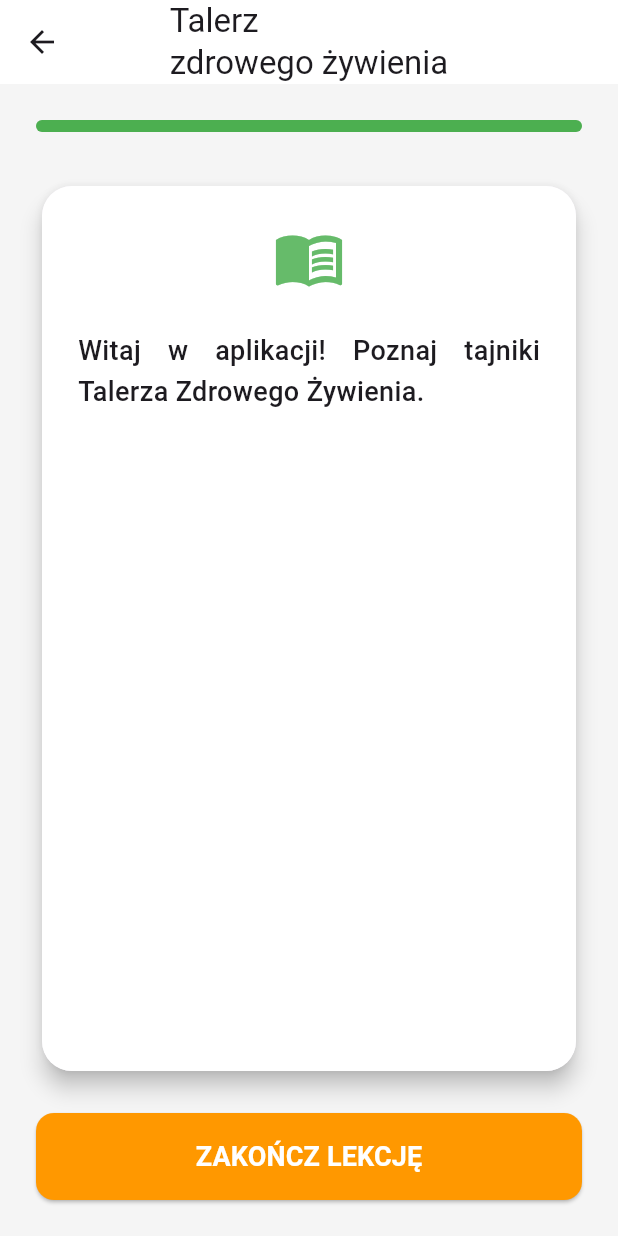
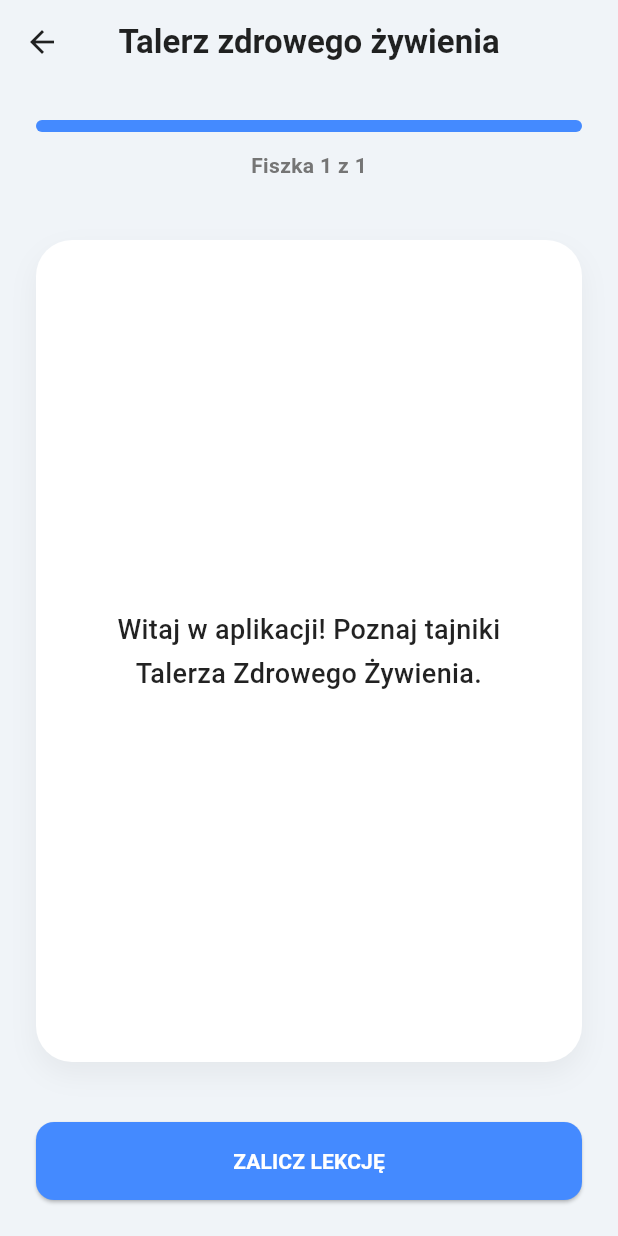
Before and after one commit to nico130kk/Zdrowe-granie, a Flutter app: the screen it shows after launch, after a tap on an icon or button, on a phone screen of 412 x 824 dp. Run offline on Flutter 3.47's test engine with Material 3 defaults, Android fonts, the phone set to English and light mode, and no system bars; our stand-ins replace firebase_core, shared_preferences; accounts and stored records are empty.

Commit message:
fix logic behind non flashcards lessons

```diff
--- a/lib/screens/flashcard_lesson_screen.dart
+++ b/lib/screens/flashcard_lesson_screen.dart
@@ -1,3 +1,6 @@
+/// Screen responsible for displaying lesson content via flashcards or text summaries.
+/// Safely handles empty or missing flashcard arrays from JSON to prevent infinite loading.
+
 import 'package:flutter/material.dart';
 import 'package:provider/provider.dart';
 import '../models/lesson_data.dart';
@@ -14,126 +17,147 @@ class FlashcardLessonScreen extends StatefulWidget {
 
 class _FlashcardLessonScreenState extends State<FlashcardLessonScreen> {
   int _currentIndex = 0;
-  List<String> _slides = [];
-
-  @override
-  void initState() {
-    super.initState();
-    // Pobieramy teksty z JSONa po ID lekcji podczas inicjalizacji ekranu
-    WidgetsBinding.instance.addPostFrameCallback((_) {
-      final content = context.read<UserProvider>().lessonContents[widget.lesson.id];
-      if (content != null && content['flashcards'] != null) {
-        setState(() {
-          _slides = List<String>.from(content['flashcards']);
-        });
-      }
-    });
-  }
-
-  void _nextSlide() {
-    if (_currentIndex < _slides.length - 1) {
-      setState(() {
-        _currentIndex++;
-      });
-    } else {
-      // Skoro z JSONa usunięto quiz, to od razu kończymy lekcję
-      _completeLesson();
-    }
-  }
-
-  void _completeLesson() {
-    context.read<UserProvider>().completeLesson(widget.lesson.id);
-
-    showDialog(
-      context: context,
-      barrierDismissible: false,
-      builder: (_) => AlertDialog(
-        title: const Text("Gratulacje! 🎉"),
-        content: const Text("Lekcja ukończona! Odblokowano nowe wyzwania na Twojej ścieżce."),
-        actions: [
-          ElevatedButton(
-            style: ElevatedButton.styleFrom(backgroundColor: Colors.green, foregroundColor: Colors.white),
-            onPressed: () {
-              Navigator.pop(context); // Zamknij dialog
-              Navigator.pop(context); // Wróc na mapę
-            },
-            child: const Text("Zakończ"),
-          )
-        ],
-      ),
-    );
-  }
 
   @override
   Widget build(BuildContext context) {
-    if (_slides.isEmpty) {
-      return const Scaffold(body: Center(child: CircularProgressIndicator(color: Colors.green)));
-    }
+    final userProvider = context.watch<UserProvider>();
+    final lessonContent = userProvider.lessonContents[widget.lesson.id];
 
-    final isLastSlide = _currentIndex == _slides.length - 1;
+    final List<dynamic> flashcards = lessonContent?['flashcards'] ?? [];
 
     return Scaffold(
-      backgroundColor: Colors.grey[100],
+      backgroundColor: const Color(0xFFF0F4F8),
       appBar: AppBar(
-        title: Text(widget.lesson.title),
+        title: Text(widget.lesson.title.replaceAll('\n', ' '), style: const TextStyle(fontWeight: FontWeight.bold, color: Colors.black87)),
         centerTitle: true,
-        backgroundColor: Colors.white,
+        backgroundColor: Colors.transparent,
         elevation: 0,
+        leading: IconButton(
+          icon: const Icon(Icons.arrow_back, color: Colors.black87),
+          onPressed: () => Navigator.pop(context),
         ),
-      body: SafeArea(
+      ),
+      body: flashcards.isEmpty
+          ? Center(
               child: Padding(
-          padding: const EdgeInsets.all(24.0),
+                padding: const EdgeInsets.all(24),
                 child: Column(
-            crossAxisAlignment: CrossAxisAlignment.stretch,
+                  mainAxisAlignment: MainAxisAlignment.center,
+                  children: [
+                    Icon(Icons.assignment_turned_in, size: 80, color: Colors.blueAccent.withValues(alpha: 0.8)),
+                    const SizedBox(height: 24),
+                    Text(
+                      "Odblokowano etap:\n${widget.lesson.title}",
+                      textAlign: TextAlign.center,
+                      style: const TextStyle(fontSize: 22, fontWeight: FontWeight.bold, color: Colors.black87),
+                    ),
+                    const SizedBox(height: 12),
+                    Text(
+                      "Ten węzeł otwiera dostęp do kolejnych szczegółowych lekcji w tej gałęzi.",
+                      textAlign: TextAlign.center,
+                      style: TextStyle(fontSize: 14, color: Colors.grey[600], height: 1.4),
+                    ),
+                    const SizedBox(height: 40),
+                    SizedBox(
+                      width: double.infinity,
+                      child: ElevatedButton(
+                        onPressed: () async {
+                          await userProvider.completeLesson(widget.lesson.id);
+                          if (context.mounted) Navigator.pop(context);
+                        },
+                        style: ElevatedButton.styleFrom(
+                          backgroundColor: Colors.blueAccent,
+                          foregroundColor: Colors.white,
+                          padding: const EdgeInsets.symmetric(vertical: 16),
+                          shape: RoundedRectangleBorder(borderRadius: BorderRadius.circular(12)),
+                        ),
+                        child: const Text("ZALICZ ETAP", style: TextStyle(fontSize: 16, fontWeight: FontWeight.bold)),
+                      ),
+                    ),
+                  ],
+                ),
+              ),
+            )
+          : Padding(
+              padding: const EdgeInsets.all(24),
+              child: Column(
                 children: [
                   LinearProgressIndicator(
-                value: (_currentIndex + 1) / _slides.length,
-                backgroundColor: Colors.grey[300],
-                color: Colors.green,
+                    value: (_currentIndex + 1) / flashcards.length,
+                    backgroundColor: Colors.grey[200],
+                    color: Colors.blueAccent,
                     minHeight: 8,
                     borderRadius: BorderRadius.circular(4),
                   ),
-              const SizedBox(height: 32),
+                  const SizedBox(height: 12),
+                  Text(
+                    "Fiszka ${_currentIndex + 1} z ${flashcards.length}",
+                    style: TextStyle(color: Colors.grey[600], fontWeight: FontWeight.w600),
+                  ),
+                  const SizedBox(height: 40),
                   Expanded(
-                child: Card(
-                  elevation: 6,
-                  shape: RoundedRectangleBorder(borderRadius: BorderRadius.circular(20)),
                     child: Container(
-                    padding: const EdgeInsets.all(24),
-                    decoration: BoxDecoration(color: Colors.white, borderRadius: BorderRadius.circular(20)),
+                      width: double.infinity,
+                      padding: const EdgeInsets.all(32),
+                      decoration: BoxDecoration(
+                        color: Colors.white,
+                        borderRadius: BorderRadius.circular(24),
+                        boxShadow: [
+                          BoxShadow(color: Colors.black.withValues(alpha: 0.05), blurRadius: 15, offset: const Offset(0, 8)),
+                        ],
+                      ),
+                      child: Center(
                         child: SingleChildScrollView(
-                      child: Column(
-                        mainAxisAlignment: MainAxisAlignment.center,
-                        children: [
-                          Icon(Icons.menu_book, size: 48, color: Colors.green[400]),
-                          const SizedBox(height: 24),
-                          Text(
-                            _slides[_currentIndex],
-                            textAlign: TextAlign.justify,
-                            style: const TextStyle(fontSize: 18, height: 1.5, fontWeight: FontWeight.w500),
-                          ),
-                        ],
+                          child: Text(
+                            flashcards[_currentIndex].toString(),
+                            textAlign: TextAlign.center,
+                            style: const TextStyle(fontSize: 18, height: 1.6, color: Colors.black87, fontWeight: FontWeight.w500),
                           ),
                         ),
                       ),
                     ),
                   ),
-              const SizedBox(height: 24),
-              ElevatedButton(
+                  const SizedBox(height: 40),
+                  Row(
+                    children: [
+                      if (_currentIndex > 0)
+                        Expanded(
+                          child: OutlinedButton(
+                            onPressed: () => setState(() => _currentIndex--),
+                            style: OutlinedButton.styleFrom(
+                              side: const BorderSide(color: Colors.blueAccent, width: 2),
+                              padding: const EdgeInsets.symmetric(vertical: 16),
+                              shape: RoundedRectangleBorder(borderRadius: BorderRadius.circular(12)),
+                            ),
+                            child: const Text("POPRZEDNIA", style: TextStyle(color: Colors.blueAccent, fontWeight: FontWeight.bold)),
+                          ),
+                        ),
+                      if (_currentIndex > 0) const SizedBox(width: 16),
+                      Expanded(
+                        child: ElevatedButton(
+                          onPressed: () async {
+                            if (_currentIndex < flashcards.length - 1) {
+                              setState(() => _currentIndex++);
+                            } else {
+                              await userProvider.completeLesson(widget.lesson.id);
+                              if (context.mounted) Navigator.pop(context);
+                            }
+                          },
                           style: ElevatedButton.styleFrom(
-                  backgroundColor: isLastSlide ? Colors.orange : Colors.green,
+                            backgroundColor: Colors.blueAccent,
                             foregroundColor: Colors.white,
                             padding: const EdgeInsets.symmetric(vertical: 16),
                             shape: RoundedRectangleBorder(borderRadius: BorderRadius.circular(12)),
                           ),
-                onPressed: _nextSlide,
                           child: Text(
-                  isLastSlide ? "ZAKOŃCZ LEKCJĘ" : "DALEJ",
-                  style: const TextStyle(fontSize: 18, fontWeight: FontWeight.bold),
+                            _currentIndex < flashcards.length - 1 ? "DALEJ" : "ZALICZ LEKCJĘ",
+                            style: const TextStyle(fontWeight: FontWeight.bold),
+                          ),
                         ),
                       ),
                     ],
                   ),
+                ],
               ),
             ),
     );
--- a/lib/screens/lessons_screen.dart
+++ b/lib/screens/lessons_screen.dart
@@ -1,3 +1,7 @@
+/// Screen displaying the interactive custom graph map.
+/// Dynamically checks parent nodes to safely unlock descendants based on
+/// customized JSON bronze medal day requirements or direct lesson completion.
+
 import 'package:flutter/material.dart';
 import 'package:provider/provider.dart';
 import '../services/user_provider.dart';
@@ -19,8 +23,9 @@ class LessonsScreen extends StatelessWidget {
       ),
       body: LayoutBuilder(
         builder: (context, constraints) {
-          // Center of the map
           final Offset mapCenter = Offset(constraints.maxWidth / 2, constraints.maxHeight / 2);
+          final userProvider = context.watch<UserProvider>();
+          final profile = userProvider.profile;
 
           return InteractiveViewer(
             constrained: false,
@@ -33,43 +38,36 @@ class LessonsScreen extends StatelessWidget {
               child: Stack(
                 clipBehavior: Clip.none,
                 children: [
-                  // 1. CONNECTION LINES (Drawn under nodes)
                   Positioned.fill(
                     child: CustomPaint(
                       painter: GraphConnectionPainter(
                         nodes: appNodes,
-                        userProvider: context.watch<UserProvider>(),
+                        profile: profile,
+                        userProvider: userProvider,
                         center: mapCenter,
                       ),
                     ),
                   ),
 
-                  // 2. NODES (Circles)
                   ...appNodes.map((node) {
-                    final userProvider = context.watch<UserProvider>();
-                    final profile = userProvider.profile;
                     final bool isCompleted = profile?.completedLessonsIDs.contains(node.id) ?? false;
+                    bool isLocked = true;
 
-                    // LOCK LOGIC
-                    bool isLocked = true;
                     if (node.requiredParentId == null) {
-                      isLocked = false; // Start node
+                      isLocked = false;
                     } else {
+                      final bool isParentCompleted = profile?.completedLessonsIDs.contains(node.requiredParentId) ?? false;
                       final parentContent = userProvider.lessonContents[node.requiredParentId];
-                      bool parentHasChallenges = parentContent?['challenges'] != null;
 
-                      if (parentHasChallenges) {
-                        // If parent has challenges, check for bronze medal
-                        int requiredBronzeToUnlock = parentContent?['challenges']?['bronze']?['days'] ?? 6;
-                        int parentBronzeProgress = profile?.challengesProgress['${node.requiredParentId}_braz'] ?? 0;
-                        if (parentBronzeProgress >= requiredBronzeToUnlock) {
+                      if (parentContent != null && parentContent['challenges'] != null) {
+                        final int reqBronze = parentContent['challenges']['bronze']?['days'] ?? 6;
+                        final int parentBronzeProgress = profile?.challengesProgress['${node.requiredParentId}_braz'] ?? 0;
+
+                        if (parentBronzeProgress >= reqBronze) {
                           isLocked = false;
                         }
-                      } else {
-                        // If parent has NO challenges, just check if it's completed
-                        if (profile?.completedLessonsIDs.contains(node.requiredParentId) == true) {
-                          isLocked = false;
-                        }
+                      } else if (isParentCompleted) {
+                        isLocked = false;
                       }
                     }
 
@@ -89,14 +87,13 @@ class LessonsScreen extends StatelessWidget {
   }
 
   Widget _buildGraphNode(BuildContext context, MapNode node, bool isLocked, bool isCompleted) {
-    // Visual style of nodes
     Color bgColor = isLocked ? Colors.grey[300]! : (isCompleted ? Colors.green[400]! : Colors.white);
     Color borderColor = isLocked ? Colors.grey[400]! : (isCompleted ? Colors.green[600]! : Colors.blueAccent);
     Color iconColor = isLocked ? Colors.grey[500]! : (isCompleted ? Colors.white : Colors.blueAccent);
 
     return GestureDetector(
       onTap: isLocked
-          ? () => ScaffoldMessenger.of(context).showSnackBar(const SnackBar(content: Text("Zdobądź Brązowy Medal (lub ukończ) w poprzednim temacie! 🔒")))
+          ? () => ScaffoldMessenger.of(context).showSnackBar(const SnackBar(content: Text("Zdobądź Brązowy Medal w poprzednim temacie! 🔒")))
           : () => Navigator.push(context, MaterialPageRoute(builder: (_) => FlashcardLessonScreen(lesson: node))),
       child: Column(
         children: [
@@ -125,6 +122,7 @@ class LessonsScreen extends StatelessWidget {
             decoration: BoxDecoration(color: Colors.white.withValues(alpha: 0.9), borderRadius: BorderRadius.circular(12)),
             child: Text(
               node.title,
+              textAlign: TextAlign.center,
               style: TextStyle(fontSize: 12, fontWeight: FontWeight.bold, color: isLocked ? Colors.grey : Colors.black87),
             ),
           ),
@@ -134,13 +132,18 @@ class LessonsScreen extends StatelessWidget {
   }
 }
 
-// DRAWING LINES
 class GraphConnectionPainter extends CustomPainter {
   final List<MapNode> nodes;
+  final dynamic profile;
   final UserProvider userProvider;
   final Offset center;
 
-  GraphConnectionPainter({required this.nodes, required this.userProvider, required this.center});
+  GraphConnectionPainter({
+    required this.nodes,
+    required this.profile,
+    required this.userProvider,
+    required this.center
+  });
 
   @override
   void paint(Canvas canvas, Size size) {
@@ -149,30 +152,28 @@ class GraphConnectionPainter extends CustomPainter {
       ..strokeCap = StrokeCap.round
       ..style = PaintingStyle.stroke;
 
-    final profile = userProvider.profile;
-
     for (var node in nodes) {
       if (node.requiredParentId != null) {
         final parent = nodes.firstWhere((n) => n.id == node.requiredParentId);
-
         final start = Offset(center.dx + parent.x, center.dy + parent.y);
         final end = Offset(center.dx + node.x, center.dy + node.y);
 
+        final bool isParentCompleted = profile?.completedLessonsIDs.contains(node.requiredParentId) ?? false;
         final parentContent = userProvider.lessonContents[node.requiredParentId];
-        bool parentHasChallenges = parentContent?['challenges'] != null;
         bool isUnlocked = false;
 
-        if (parentHasChallenges) {
-          int requiredBronzeToUnlock = parentContent?['challenges']?['bronze']?['days'] ?? 6;
-          int parentBronzeProgress = profile?.challengesProgress['${node.requiredParentId}_braz'] ?? 0;
-          isUnlocked = parentBronzeProgress >= requiredBronzeToUnlock;
-        } else {
-          isUnlocked = profile?.completedLessonsIDs.contains(node.requiredParentId) == true;
+        if (parentContent != null && parentContent['challenges'] != null) {
+          final int reqBronze = parentContent['challenges']['bronze']?['days'] ?? 6;
+          final int parentBronzeProgress = profile?.challengesProgress['${node.requiredParentId}_braz'] ?? 0;
+
+          if (parentBronzeProgress >= reqBronze) {
+            isUnlocked = true;
+          }
+        } else if (isParentCompleted) {
+          isUnlocked = true;
         }
 
-        // Line highlights if the child node is unlocked
         paint.color = isUnlocked ? Colors.blueAccent.withValues(alpha: 0.6) : Colors.grey[300]!;
-
         canvas.drawLine(start, end, paint);
       }
     }
```
Lines whose indentation alone changed are shown as unchanged.
